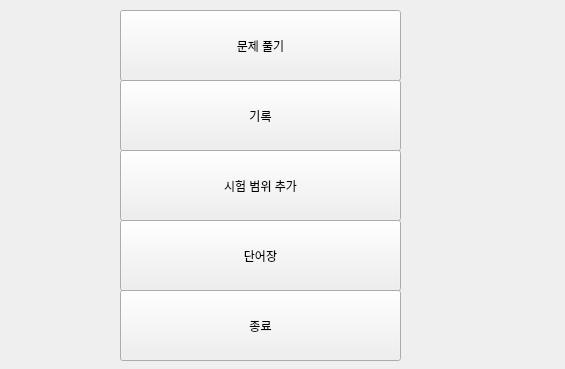
First picture: the form in word_test_project/UI_save/main.ui, repository gomtings/JeoninHighSchool, before the edit.
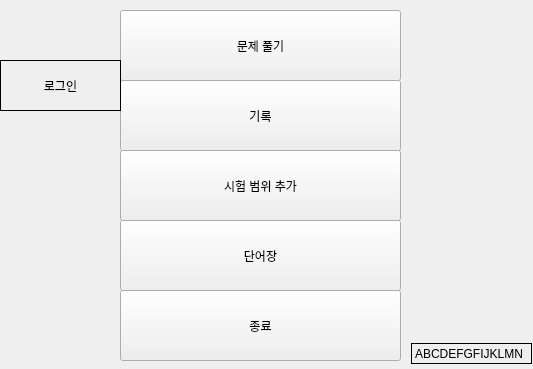
Second picture: the form after the edit.

Commit message:
로그인 기능 및 관련 DB 기능
1. 인테페이스 완성
2. 기능 구현중.... DB 접속등...

Patch:
```diff
--- a/word_test_project/UI_save/main.ui
+++ b/word_test_project/UI_save/main.ui
@@ -6,7 +6,7 @@
    <rect>
     <x>0</x>
     <y>0</y>
-    <width>565</width>
+    <width>533</width>
     <height>369</height>
    </rect>
   </property>
@@ -78,6 +78,42 @@
     <string>단어장</string>
    </property>
   </widget>
+  <widget class="QPushButton" name="login_btn">
+   <property name="geometry">
+    <rect>
+     <x>0</x>
+     <y>60</y>
+     <width>121</width>
+     <height>51</height>
+    </rect>
+   </property>
+   <property name="styleSheet">
+    <string notr="true">QPushButton {
+    border: 1px solid black;
+    background-color: rgba(255, 255, 255, 0); /* 투명한 배경색 */
+}
+</string>
+   </property>
+   <property name="text">
+    <string>로그인</string>
+   </property>
+  </widget>
+  <widget class="QLabel" name="info">
+   <property name="geometry">
+    <rect>
+     <x>411</x>
+     <y>343</y>
+     <width>121</width>
+     <height>21</height>
+    </rect>
+   </property>
+   <property name="styleSheet">
+    <string notr="true">QLabel { border: 1px solid black; }</string>
+   </property>
+   <property name="text">
+    <string>ABCDEFGFIJKLMN</string>
+   </property>
+  </widget>
  </widget>
  <resources/>
  <connections/>
```
The commit also changes 66 other files.
